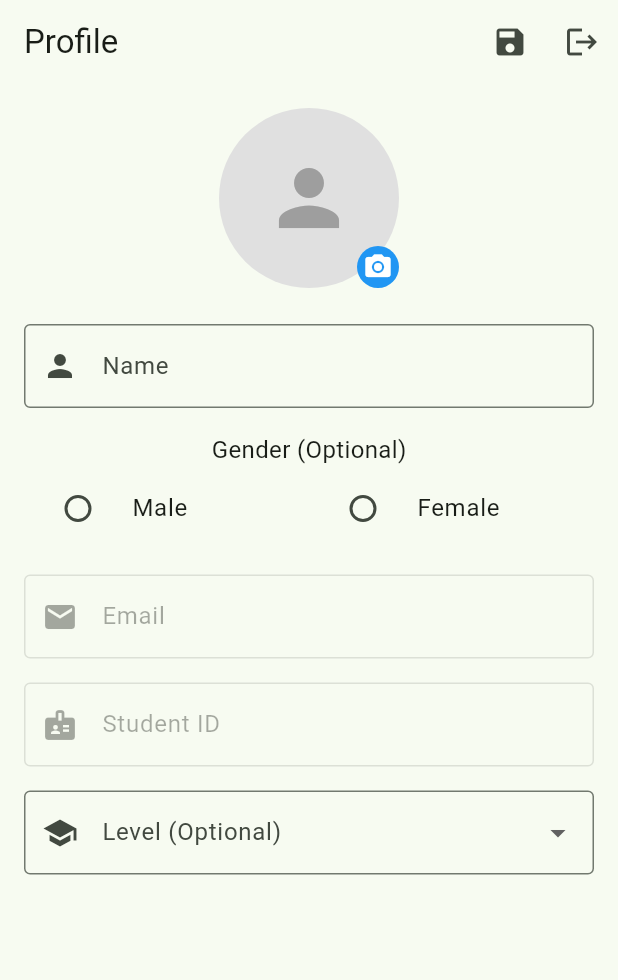
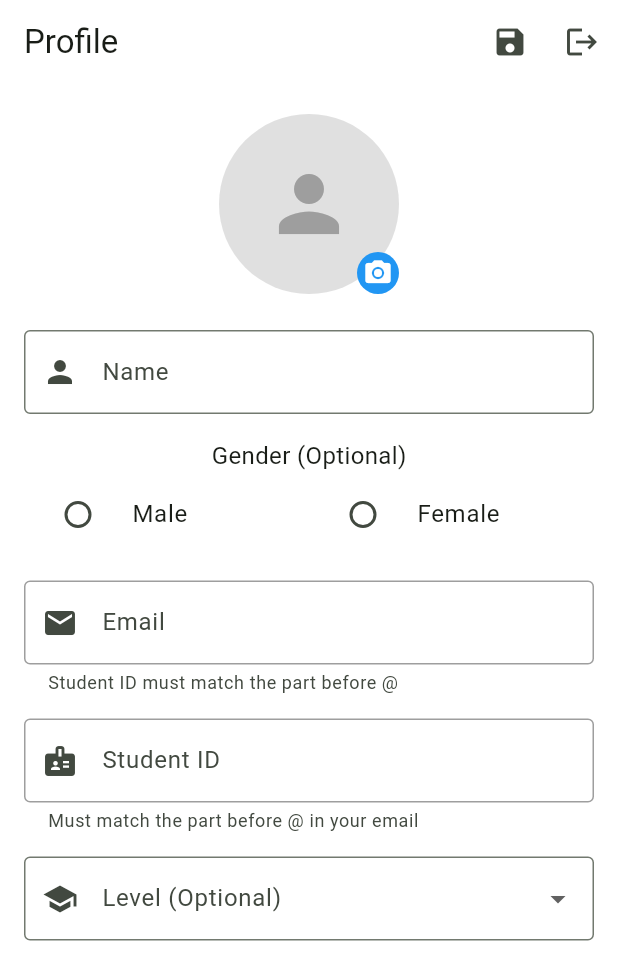
Before and after one commit to hazemAI/fcai_student_login, a Flutter app: the ProfileScreen screen opened directly, after a tap on the "edit" icon, on a phone screen of 412 x 824 dp. Shown: the top 980 px of the screen. Run offline on Flutter 3.47's test engine with Material 3 defaults, Android fonts, the phone set to English and light mode, and no system bars; our stand-ins replace hive_flutter, image_picker; missing offline and left inert: file_selector; accounts and stored records are empty.

Commit message:
improve ui

```diff
--- a/lib/database/database_helper.dart
+++ b/lib/database/database_helper.dart
@@ -1,6 +1,5 @@
 import 'dart:async';
 import 'dart:io';
-import 'package:flutter/foundation.dart';
 import 'package:hive_flutter/hive_flutter.dart';
 import 'package:path_provider/path_provider.dart';
 import '../models/user.dart';
--- a/lib/main.dart
+++ b/lib/main.dart
@@ -63,8 +63,9 @@
         theme: ThemeData(
           primarySwatch: Colors.blue,
           useMaterial3: true,
+          scaffoldBackgroundColor: Colors.white,
           colorScheme: ColorScheme.fromSeed(
-            seedColor : Colors.green,
+            seedColor: Colors.green,
           ),
           platform:
               Platform.isWindows
--- a/lib/screens/profile_screen.dart
+++ b/lib/screens/profile_screen.dart
@@ -1,4 +1,6 @@
 import 'dart:io';
+import 'package:fcai_student_login/components/custom_text_form_field.dart';
+import 'package:fcai_student_login/components/error_text.dart';
 import 'package:flutter/material.dart';
 import 'package:image_picker/image_picker.dart';
 import 'package:provider/provider.dart';
@@ -187,8 +189,18 @@
   }
 
   Future<void> _updateProfile() async {
+    final userProvider = Provider.of<UserProvider>(context, listen: false);
+    final studentIdEmailMatch = userProvider.validateStudentIdWithEmail(
+      _studentIdController.text,
+      _emailController.text,
+    );
+
+    if (studentIdEmailMatch != null) {
+      userProvider.setErrorMessage(studentIdEmailMatch);
+      return;
+    }
+    userProvider.setErrorMessage('');
     if (_formKey.currentState!.validate()) {
-      final userProvider = Provider.of<UserProvider>(context, listen: false);
       userProvider.setLoading(true);
 
       try {
@@ -302,11 +314,14 @@
 
         return Scaffold(
           appBar: AppBar(
+            backgroundColor: Colors.white,
+            surfaceTintColor: Colors.transparent,
             title: const Text('Profile'),
             actions: [
               IconButton(
                 icon: Icon(_isEditing ? Icons.save : Icons.edit),
-                onPressed: isLoading
+                onPressed:
+                    isLoading
                         ? null
                         : () {
                           if (_isEditing) {
@@ -321,6 +336,13 @@
               ),
               IconButton(icon: const Icon(Icons.logout), onPressed: _logout),
             ],
+            bottom: PreferredSize(
+              preferredSize: Size(double.infinity, 4),
+              child:
+                  isLoading
+                      ? const LinearProgressIndicator()
+                      : const SizedBox.shrink(),
+            ),
           ),
           body: SingleChildScrollView(
             padding: const EdgeInsets.all(16.0),
@@ -356,8 +378,8 @@
                   ),
                   const SizedBox(height: 24),
 
-                  // Name field
-                  TextFormField(
+                  (_isEditing)
+                      ? TextFormField(
                         controller: _nameController,
                         decoration: const InputDecoration(
                           labelText: 'Name',
@@ -366,12 +388,19 @@
                         ),
                         enabled: _isEditing,
                         validator: Validators.validateName,
+                      )
+                      : ListTile(
+                        title: Text(_nameController.text),
+                        leading: const Icon(Icons.person),
                       ),
                   const SizedBox(height: 16),
 
                   // Gender selection
                   if (_isEditing) ...[
-                    const Text('Gender (Optional)', style: TextStyle(fontSize: 16)),
+                    const Text(
+                      'Gender (Optional)',
+                      style: TextStyle(fontSize: 16),
+                    ),
                     Row(
                       children: [
                         Expanded(
@@ -410,26 +439,39 @@
                   const SizedBox(height: 16),
 
                   // Email field (read-only)
-                  TextFormField(
+                  (_isEditing)
+                      ? CustomTextFormField(
                         controller: _emailController,
-                    decoration: const InputDecoration(
                         labelText: 'Email',
-                      prefixIcon: Icon(Icons.email),
-                      border: OutlineInputBorder(),
+                        prefixIcon: Icons.email,
+                        hintText: 'studentID@stud.fci-cu.edu.eg',
+                        helperText: 'Student ID must match the part before @',
+                        validator: Validators.validateEmail,
+                        keyboardType: TextInputType.emailAddress,
+                        textInputAction: TextInputAction.next,
+                      )
+                      : ListTile(
+                        title: Text(_emailController.text),
+                        leading: const Icon(Icons.email),
                       ),
-                    enabled: false, // Email cannot be changed
-                  ),
+
                   const SizedBox(height: 16),
 
-                  // Student ID field (read-only)
-                  TextFormField(
+                  (_isEditing)
+                      ? CustomTextFormField(
                         controller: _studentIdController,
-                    decoration: const InputDecoration(
                         labelText: 'Student ID',
-                      prefixIcon: Icon(Icons.badge),
-                      border: OutlineInputBorder(),
-                    ),
-                    enabled: false, // Student ID cannot be changed
+                        prefixIcon: Icons.badge,
+                        hintText: 'Must match ID in email',
+                        helperText:
+                            'Must match the part before @ in your email',
+                        validator: Validators.validateStudentId,
+                        keyboardType: TextInputType.number,
+                        textInputAction: TextInputAction.next,
+                      )
+                      : ListTile(
+                        title: Text(_studentIdController.text),
+                        leading: const Icon(Icons.badge),
                       ),
                   const SizedBox(height: 16),
 
@@ -465,10 +507,11 @@
                     ),
                   ],
 
-                  if (isLoading) ...[
-                    const SizedBox(height: 24),
-                    const CircularProgressIndicator(),
-                  ],
+                  const SizedBox(height: 24.0),
+
+                  if (userProvider.errorMessage.isNotEmpty)
+                    ErrorText(errorMessage: userProvider.errorMessage),
+                  const SizedBox(height: 24.0),
                 ],
               ),
             ),
--- a/lib/utils/validators.dart
+++ b/lib/utils/validators.dart
@@ -1,4 +1,3 @@
-import 'package:email_validator/email_validator.dart';
 
 class Validators {
   static String? validateName(String? value) {
```
Lines whose indentation alone changed are shown as unchanged.
